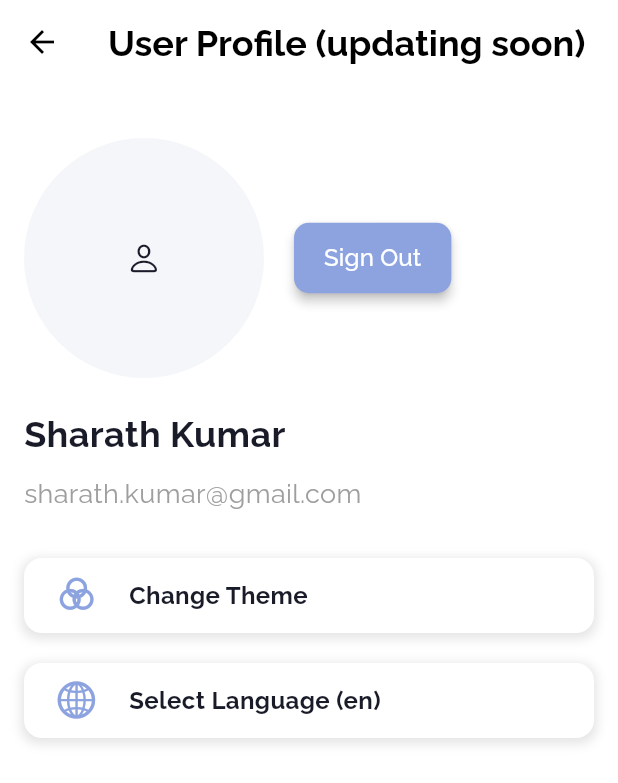
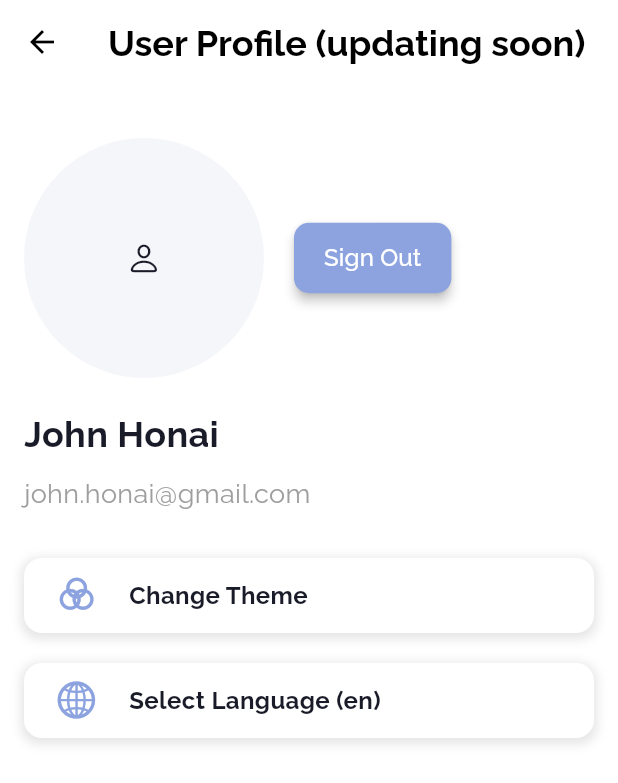
Before and after one commit to Sharathk1999/Unfold-News-, a Flutter app: the ProfilePageView screen opened directly, on a phone screen of 412 x 824 dp. Shown: the top 783 px of the screen. Run offline on Flutter 3.47's test engine with Material 3 defaults, Android fonts, the phone set to English and light mode, and no system bars; our stand-ins replace fl_chart, flutter_tts, get, shimmer; network calls fail.

```diff
--- a/lib/pages/profile/profile_page.dart
+++ b/lib/pages/profile/profile_page.dart
@@ -66,7 +66,7 @@ class ProfilePageView extends StatelessWidget {
             ),
             const SizedBox(height: 20),
             const Text(
-              'Sharath Kumar',
+              'John Honai',
               style: TextStyle(
                 fontSize: 24,
                 fontWeight: FontWeight.bold,
@@ -74,7 +74,7 @@ class ProfilePageView extends StatelessWidget {
             ),
             const SizedBox(height: 10),
             const Text(
-              'sharath.kumar@gmail.com',
+              'john.honai@gmail.com',
               style: TextStyle(
                 fontSize: 18,
                 color: Colors.grey,
```
Also changed, not shown: 1 other file.
